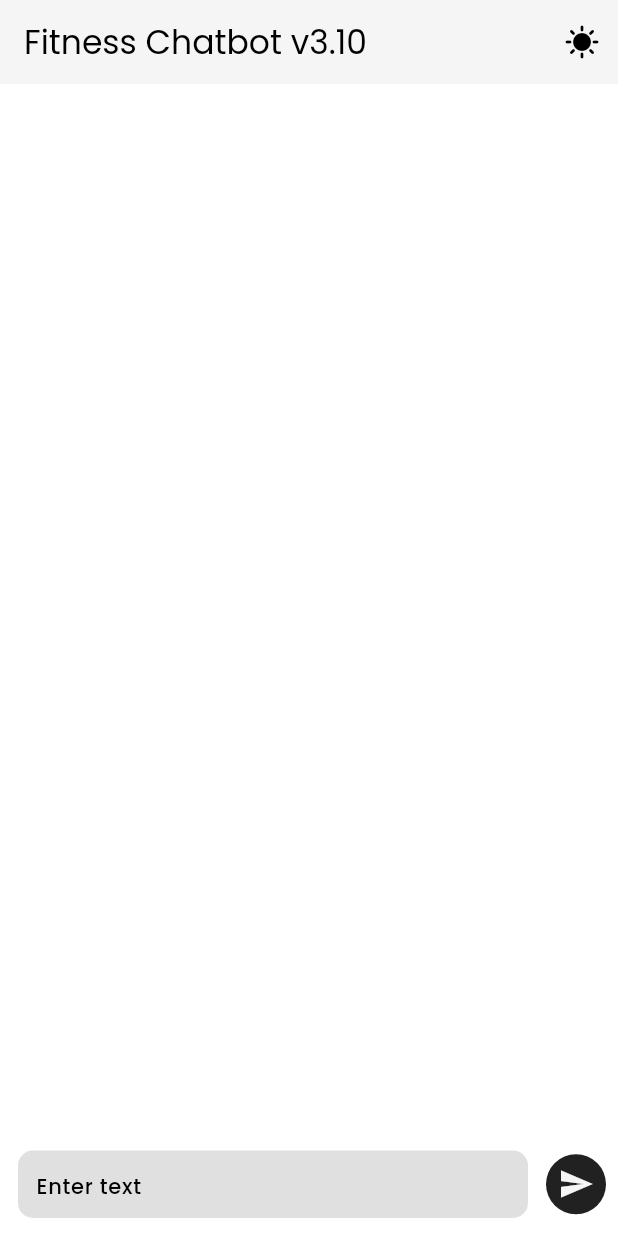
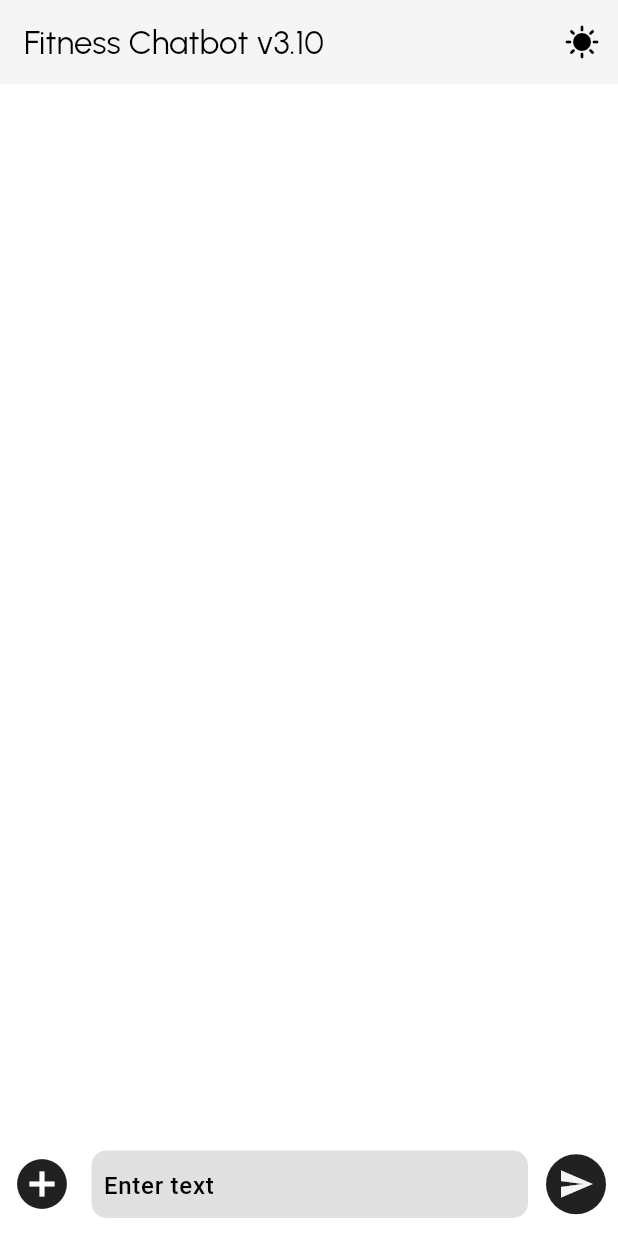
Before and after one commit to saadbhaldar1212/Project-IntelliCoach, a Flutter app: the screen it shows after launch, on a phone screen of 412 x 824 dp. Run offline on Flutter 3.47's test engine with Material 2 defaults, Android fonts, the light colour scheme and no system bars; our stand-ins replace chat_bubbles; missing offline and left inert: mongo_dart; project files that could hold a hidden picture were left out.

Commit message:
Changed the Default Font Family to `Urbanist`

```diff
--- a/lib/chat_screen.dart
+++ b/lib/chat_screen.dart
@@ -54,6 +54,8 @@ class _ChatScreenState extends State<ChatScreen> {
                               color: Theme.of(context).colorScheme.tertiary,
                               textStyle: TextStyle(
                                 color: Theme.of(context).colorScheme.background,
+                                fontWeight: FontWeight.w600,
+                                fontSize: 16,
                               ),
                             ),
                             // TODO: Add Animation for 'Typing ...' pop-up
@@ -75,6 +77,8 @@ class _ChatScreenState extends State<ChatScreen> {
                               : Theme.of(context).colorScheme.tertiary,
                           textStyle: TextStyle(
                             color: Theme.of(context).colorScheme.background,
+                            fontWeight: FontWeight.w600,
+                            fontSize: 16,
                           ),
                         ),
                 );
@@ -83,22 +87,22 @@ class _ChatScreenState extends State<ChatScreen> {
           ),
           Row(
             children: [
-              // TODO: 'Add' Button for adding Images, Documents, etc.
-              // IconButton(
-              //   onPressed: () {},
-              //   color: Theme.of(context).colorScheme.tertiary,
-              //   iconSize: 40,
-              //   icon: const Icon(
-              //     Icons.add_circle_sharp,
-              //   ),
-              // ),
+              // TODO: 'Add' Button functionality for adding Images, Documents, etc.
+              IconButton(
+                onPressed: () {},
+                color: Theme.of(context).colorScheme.tertiary,
+                iconSize: 40,
+                icon: const Icon(
+                  Icons.add_circle,
+                ),
+              ),
               Expanded(
                 child: Padding(
                   padding: const EdgeInsets.only(
                     right: 12.0,
                     top: 12.0,
                     bottom: 12.0,
-                    left: 12.0, // 5 - if ADD button
+                    left: 5.0, // 5 - if ADD button and 12 - if NOT
                   ),
                   child: Container(
                     width: double.infinity,
@@ -108,11 +112,7 @@ class _ChatScreenState extends State<ChatScreen> {
                       borderRadius: BorderRadius.circular(10),
                     ),
                     child: Padding(
-                      padding: const EdgeInsets.only(
-                        left: 12,
-                        right: 12,
-                        bottom: 5,
-                      ),
+                      padding: const EdgeInsets.only(left: 8.0),
                       child: TextField(
                         controller: controller,
                         textCapitalization: TextCapitalization.sentences,
@@ -125,10 +125,14 @@ class _ChatScreenState extends State<ChatScreen> {
                           border: InputBorder.none,
                           hintText: "Enter text",
                           hintStyle: TextStyle(
-                            fontSize: 14,
+                            fontSize: 16,
                             fontWeight: FontWeight.w500,
                           ),
                         ),
+                        style: const TextStyle(
+                          fontFamily: 'MSReference2',
+                        ),
+                        cursorColor: Theme.of(context).colorScheme.tertiary,
                       ),
                     ),
                   ),
--- a/lib/theme/theme.dart
+++ b/lib/theme/theme.dart
@@ -3,7 +3,7 @@ import 'package:flutter/material.dart';
 ThemeData lightMode = ThemeData(
   brightness: Brightness.light,
   useMaterial3: true,
-  fontFamily: 'Poppins',
+  fontFamily: 'Urbanist',
   colorScheme: ColorScheme.light(
     background: Colors.grey.shade100,
     primary: Colors.grey.shade300,
@@ -15,7 +15,7 @@ ThemeData lightMode = ThemeData(
 ThemeData darkMode = ThemeData(
   brightness: Brightness.dark,
   useMaterial3: true,
-  fontFamily: 'Poppins',
+  fontFamily: 'Urbanist',
   colorScheme: ColorScheme.dark(
     background: Colors.grey.shade900,
     primary: Colors.grey.shade800,
```
Also changed, not shown: pubspec.yaml (+18 -5 lines), fonts/MSReference2/MSReference2-Regular.ttf (added).
